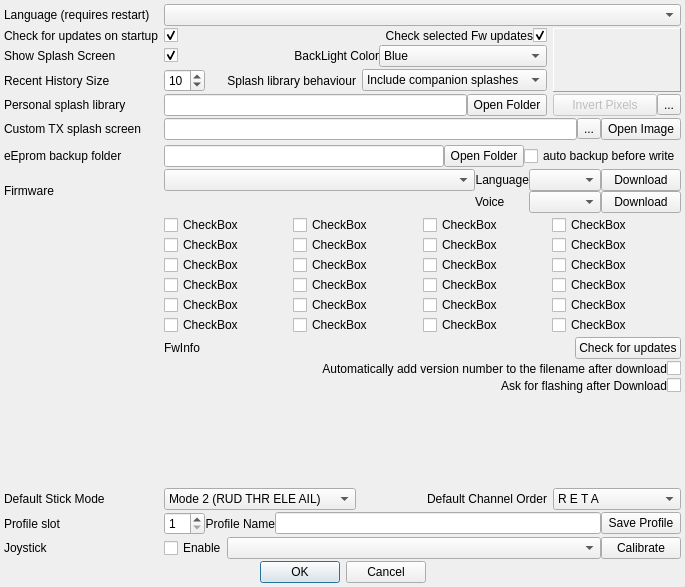
roberto1903/companion9x, file src/preferencesdialog.ui: the form before one commit.
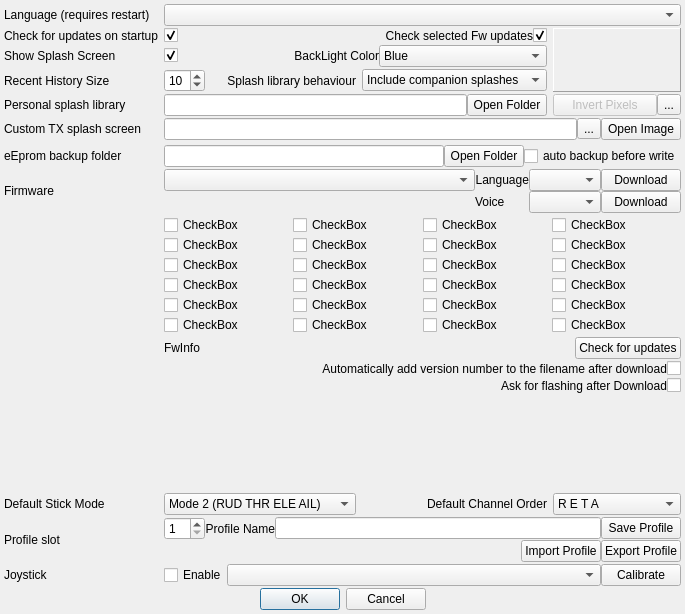
The form after the commit. Icons and pictures are not drawn.

Commit message: Implement profile import/export accordingly to issue 69

What changed in the file:
```diff
--- a/src/preferencesdialog.ui
+++ b/src/preferencesdialog.ui
@@ -7,7 +7,7 @@
     <x>0</x>
     <y>0</y>
     <width>685</width>
-    <height>587</height>
+    <height>614</height>
    </rect>
   </property>
   <property name="sizePolicy">
@@ -592,8 +592,22 @@
     </spacer>
    </item>
    <item row="20" column="1" colspan="4">
-    <layout class="QHBoxLayout" name="horizontalLayout_9">
-     <item>
+    <layout class="QGridLayout" name="gridLayout_6" columnstretch="0,0,1,0,0">
+     <item row="1" column="4">
+      <widget class="QPushButton" name="export_PB">
+       <property name="text">
+        <string>Export Profile</string>
+       </property>
+      </widget>
+     </item>
+     <item row="0" column="4">
+      <widget class="QPushButton" name="ProfSave_PB">
+       <property name="text">
+        <string>Save Profile</string>
+       </property>
+      </widget>
+     </item>
+     <item row="0" column="0">
       <widget class="QSpinBox" name="ProfSlot_SB">
        <property name="minimum">
         <number>1</number>
@@ -603,7 +617,17 @@
        </property>
       </widget>
      </item>
-     <item>
+     <item row="1" column="3">
+      <widget class="QPushButton" name="import_PB">
+       <property name="text">
+        <string>Import Profile</string>
+       </property>
+      </widget>
+     </item>
+     <item row="0" column="2" colspan="2">
+      <widget class="QLineEdit" name="ProfName_LE"/>
+     </item>
+     <item row="0" column="1">
       <widget class="QLabel" name="label_16">
        <property name="text">
         <string>Profile Name</string>
@@ -613,16 +637,6 @@
        </property>
       </widget>
      </item>
-     <item>
-      <widget class="QLineEdit" name="ProfName_LE"/>
-     </item>
-     <item>
-      <widget class="QPushButton" name="ProfSave_PB">
-       <property name="text">
-        <string>Save Profile</string>
-       </property>
-      </widget>
-     </item>
     </layout>
    </item>
    <item row="2" column="2" colspan="2">
```
The commit also changes 2 other files.
